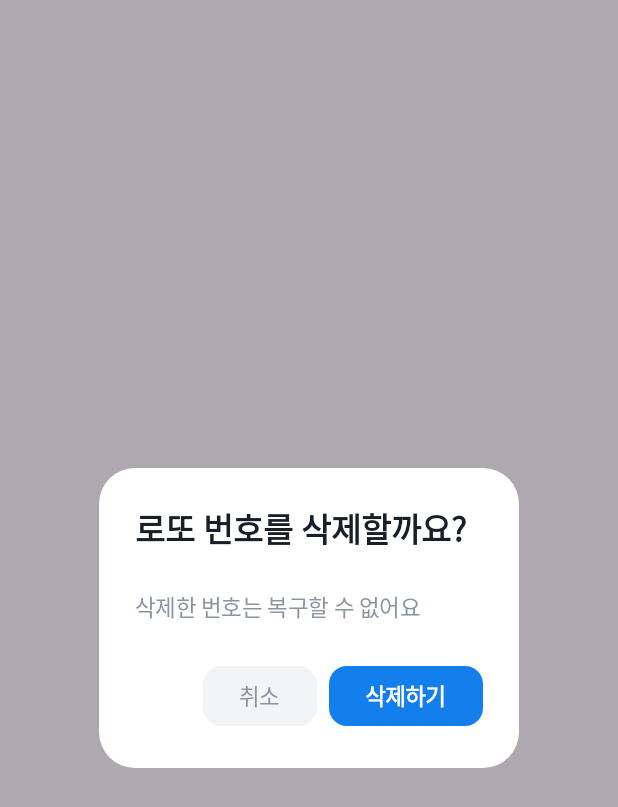
After one commit to Enso-Soft/lotto-assist, an Android app built with Jetpack Compose: the composable ConfirmDeleteDialog shown on its own in the app's theme, on a phone screen of 412 x 824 dp. The commit adds this screen. Shown: the top 807 px of the screen. Run offline under Robolectric (Android 15) with nearby library versions, the phone set to English and light mode, and no system bars; network calls fail; 5 statements that could not run were skipped.

Commit message:
내 로또 디자인 변경 1. 등록일자 위치 변경 2. 삭제 위치 조정
삭제 클릭시 다이얼로그 띄우도록 변경

```diff
--- /dev/null
+++ b/feature/home/src/main/java/com/enso/home/ui/components/ConfirmDeleteDialog.kt
@@ -0,0 +1,89 @@
+package com.enso.home.ui.components
+
+import androidx.compose.foundation.layout.padding
+import androidx.compose.foundation.shape.RoundedCornerShape
+import androidx.compose.material3.AlertDialog
+import androidx.compose.material3.Button
+import androidx.compose.material3.ButtonDefaults
+import androidx.compose.material3.FilledTonalButton
+import androidx.compose.material3.MaterialTheme
+import androidx.compose.material3.Text
+import androidx.compose.runtime.Composable
+import androidx.compose.ui.Modifier
+import androidx.compose.ui.graphics.Color
+import androidx.compose.ui.res.stringResource
+import androidx.compose.ui.text.font.FontWeight
+import androidx.compose.ui.unit.dp
+import androidx.compose.ui.unit.sp
+import com.enso.home.R
+import com.enso.home.ui.theme.CardLight
+import com.enso.home.ui.theme.Primary
+import com.enso.home.ui.theme.TextMainLight
+import com.enso.home.ui.theme.TextSubLight
+
+/**
+ * 토스 스타일 삭제 확인 다이얼로그
+ * - 둥근 모서리 (24dp)
+ * - 깔끔한 타이포그래피
+ * - Primary 색상 강조
+ */
+@Composable
+fun ConfirmDeleteDialog(
+    onDismiss: () -> Unit,
+    onConfirm: () -> Unit
+) {
+    AlertDialog(
+        onDismissRequest = onDismiss,
+        title = {
+            Text(
+                text = stringResource(R.string.dialog_delete_ticket_title),
+                style = MaterialTheme.typography.titleLarge,
+                fontWeight = FontWeight.Bold,
+                color = TextMainLight
+            )
+        },
+        text = {
+            Text(
+                text = stringResource(R.string.dialog_delete_ticket_message),
+                style = MaterialTheme.typography.bodyMedium,
+                fontSize = 15.sp,
+                color = TextSubLight,
+                modifier = Modifier.padding(top = 8.dp)
+            )
+        },
+        confirmButton = {
+            Button(
+                onClick = onConfirm,
+                colors = ButtonDefaults.buttonColors(
+                    containerColor = Primary,
+                    contentColor = Color.White
+                ),
+                shape = RoundedCornerShape(12.dp)
+            ) {
+                Text(
+                    text = stringResource(R.string.dialog_delete_ticket_confirm),
+                    fontWeight = FontWeight.Bold,
+                    fontSize = 15.sp
+                )
+            }
+        },
+        dismissButton = {
+            FilledTonalButton(
+                onClick = onDismiss,
+                colors = ButtonDefaults.filledTonalButtonColors(
+                    containerColor = TextSubLight.copy(alpha = 0.1f),
+                    contentColor = TextSubLight
+                ),
+                shape = RoundedCornerShape(12.dp)
+            ) {
+                Text(
+                    text = stringResource(R.string.dialog_delete_ticket_cancel),
+                    fontSize = 15.sp
+                )
+            }
+        },
+        shape = RoundedCornerShape(24.dp),
+        containerColor = CardLight,
+        tonalElevation = 6.dp
+    )
+}
--- a/feature/home/src/main/res/values/strings.xml
+++ b/feature/home/src/main/res/values/strings.xml
@@ -1 +1,7 @@
-<resources></resources>
+<resources>
+    <!-- 삭제 확인 다이얼로그 -->
+    <string name="dialog_delete_ticket_title">로또 번호를 삭제할까요?</string>
+    <string name="dialog_delete_ticket_message">삭제한 번호는 복구할 수 없어요</string>
+    <string name="dialog_delete_ticket_confirm">삭제하기</string>
+    <string name="dialog_delete_ticket_cancel">취소</string>
+</resources>
```
Also changed, not shown: feature/home/src/main/java/com/enso/home/LottoResultScreen.kt (+19 -5 lines), 1 other file.
